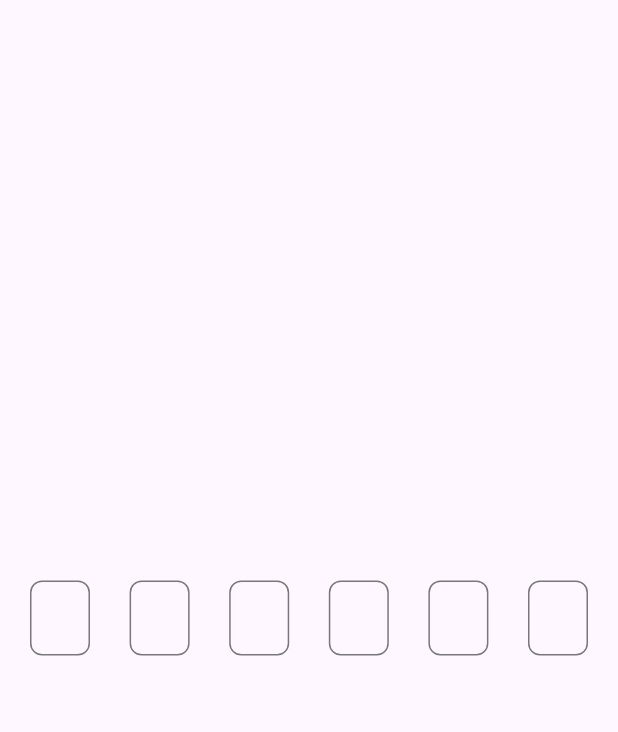
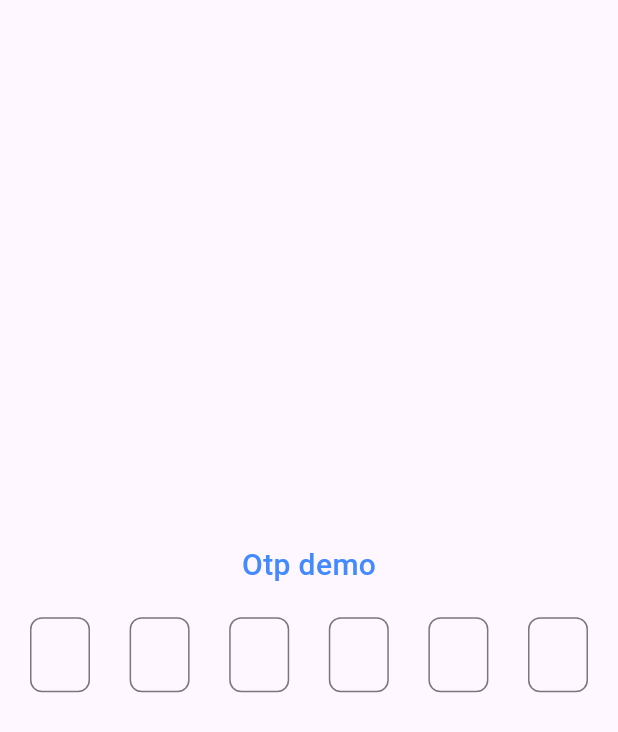
Before and after one commit to Imran200216/custom_otp_field_demo, a Flutter app: the screen it shows after launch, on a phone screen of 412 x 824 dp. Shown: the top 732 px of the screen. Run offline on Flutter 3.47's test engine with Material 3 defaults, Android fonts, the phone set to English and light mode, and no system bars.

Commit message:
finally finished the otp functionality correctly and finished it.

```diff
--- a/lib/home_screen.dart
+++ b/lib/home_screen.dart
@@ -1,5 +1,6 @@
 import 'package:custom_otp_field_demo/widgets/custom_otp_field.dart';
 import 'package:flutter/material.dart';
+import 'package:flutter/services.dart';
 
 class HomeScreen extends StatefulWidget {
   const HomeScreen({super.key});
@@ -48,12 +49,37 @@ class _HomeScreenState extends State<HomeScreen> {
           child: Column(
             mainAxisAlignment: MainAxisAlignment.center,
             children: [
+              const Text(
+                "Otp demo",
+                style: TextStyle(
+                  fontSize: 20,
+                  fontWeight: FontWeight.w500,
+                  color: Colors.blueAccent,
+                ),
+              ),
+              const SizedBox(
+                height: 20,
+              ),
               Row(
                 mainAxisAlignment: MainAxisAlignment.spaceBetween,
                 children: List.generate(
                   6,
                   (index) {
-                    return CustomOtpField(
+                    return RawKeyboardListener(
+                      focusNode: FocusNode(),
+                      // Separate focus node for listening to key events
+                      onKey: (RawKeyEvent event) {
+                        // Check if backspace is pressed
+                        if (event is RawKeyDownEvent &&
+                            event.logicalKey == LogicalKeyboardKey.backspace) {
+                          if (_controllers[index].text.isEmpty && index > 0) {
+                            // Move to the previous field and delete its content
+                            _focusNodes[index - 1].requestFocus();
+                            _controllers[index - 1].clear();
+                          }
+                        }
+                      },
+                      child: CustomOtpField(
                         controller: _controllers[index],
                         focusNode: _focusNodes[index],
                         previousFocusNode:
@@ -63,21 +89,10 @@ class _HomeScreenState extends State<HomeScreen> {
                           if (value.isNotEmpty && index < 5) {
                             _focusNodes[index + 1].requestFocus();
                           }
-
-                        // Move to the previous field if the user deletes the text
-                        if (value.isEmpty) {
-                          if (_controllers[index].text.isNotEmpty) {
-                            _focusNodes[index].requestFocus();
-
-                            _controllers[index].text.isEmpty
-                                ? _focusNodes[index - 1].requestFocus()
-                                : null;
-                          }
-                        }
-
                           // Call _getLastOtpFieldValue whenever there's a change
                           _getLastOtpFieldValue();
                         },
+                      ),
                     );
                   },
                 ),
```
Lines whose indentation alone changed are shown as unchanged.
